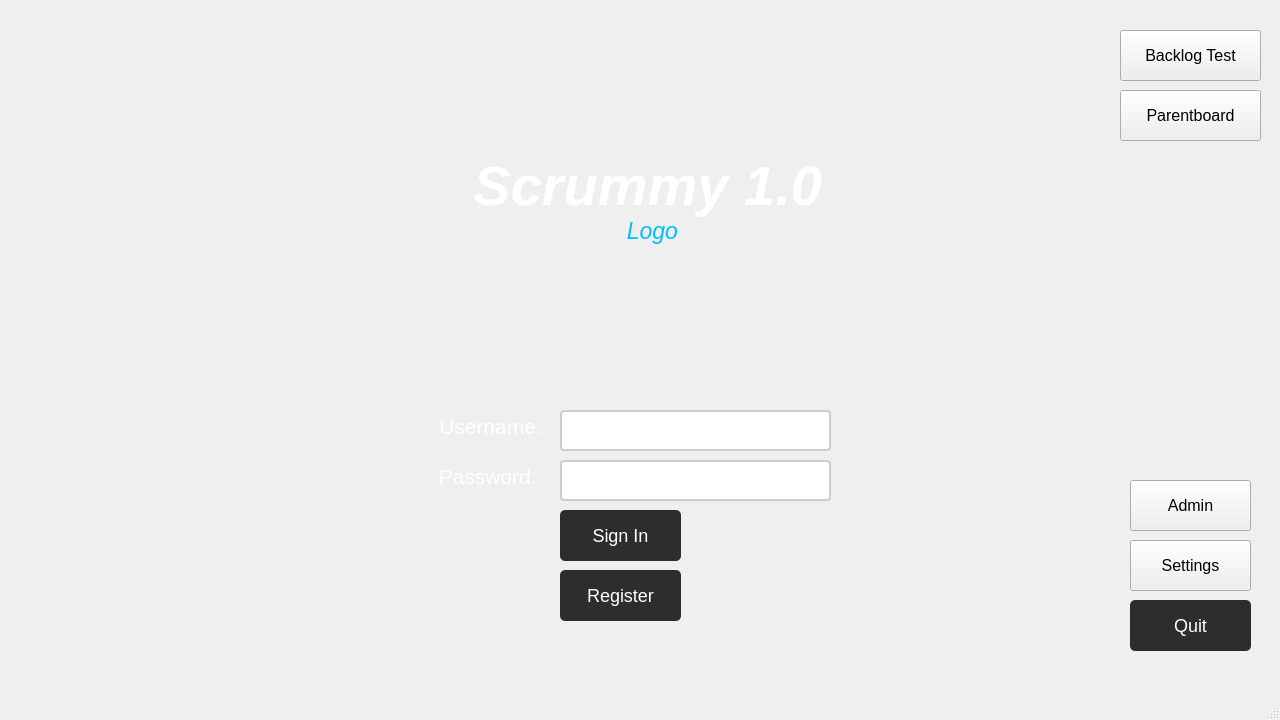
Qt form code/Staging_Environment/Recovered/Staging_Environment_Recorverd/mainwindow.ui (muazzamaqeel/Software-Project-CTS-5) before a commit.
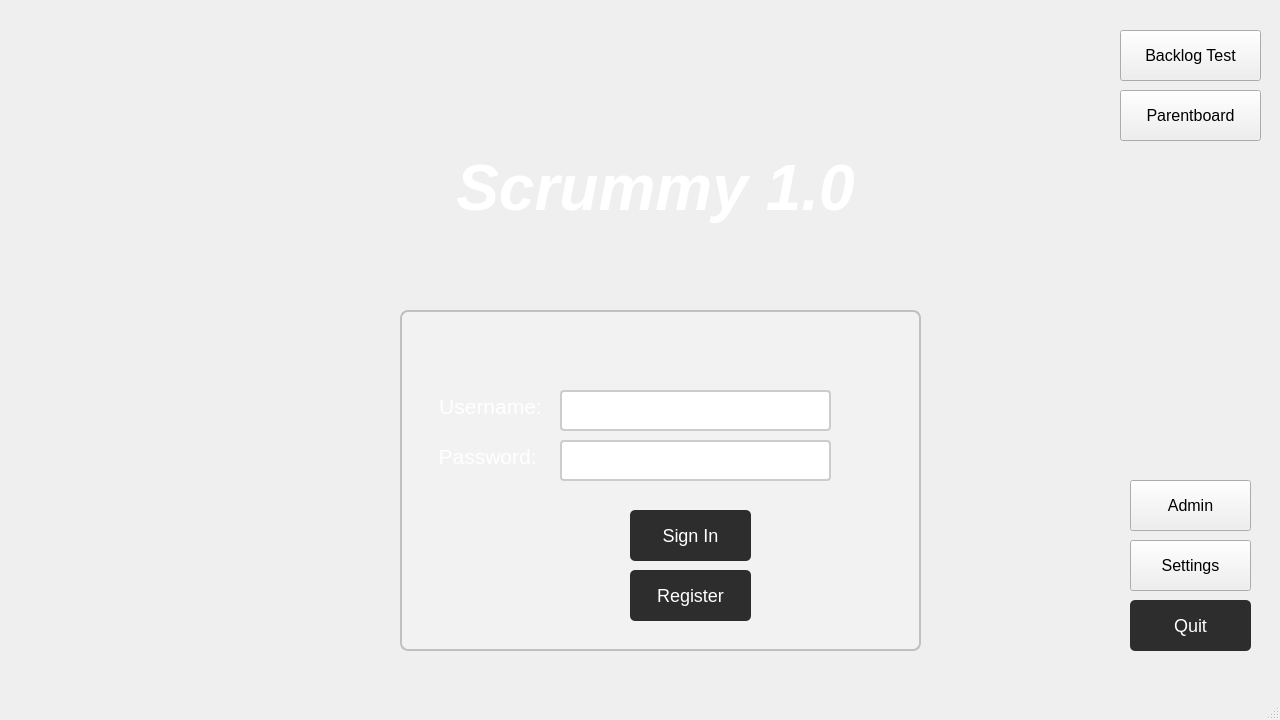
The same form after that commit.

Patch:
```diff
--- a/code/Staging_Environment/Recovered/Staging_Environment_Recorverd/mainwindow.ui
+++ b/code/Staging_Environment/Recovered/Staging_Environment_Recorverd/mainwindow.ui
@@ -70,7 +70,7 @@
     <property name="geometry">
      <rect>
       <x>430</x>
-      <y>410</y>
+      <y>390</y>
       <width>121</width>
       <height>41</height>
      </rect>
@@ -120,10 +120,10 @@
    <widget class="QTextBrowser" name="textBrowser">
     <property name="geometry">
      <rect>
-      <x>280</x>
-      <y>150</y>
-      <width>751</width>
-      <height>171</height>
+      <x>240</x>
+      <y>100</y>
+      <width>831</width>
+      <height>211</height>
      </rect>
     </property>
     <property name="font">
@@ -151,8 +151,9 @@
 li.unchecked::marker { content: &quot;\2610&quot;; }
 li.checked::marker { content: &quot;\2612&quot;; }
 &lt;/style&gt;&lt;/head&gt;&lt;body style=&quot; font-family:'Segoe UI'; font-size:21pt; font-weight:700; font-style:italic;&quot; bgcolor=&quot;transparent&quot;&gt;
-&lt;h1 align=&quot;center&quot; style=&quot; margin-top:0px; margin-bottom:0px; margin-left:0px; margin-right:0px; -qt-block-indent:0; text-indent:0px;&quot;&gt;&lt;span style=&quot; font-family:'Segoe UI','sans-serif'; font-size:17pt; color:#ffffff;&quot;&gt;Scrummy 1.0&lt;/span&gt;&lt;span style=&quot; font-family:'Segoe UI','sans-serif'; font-size:17pt; font-style:normal; color:#ffffff;&quot;&gt; &lt;/span&gt;&lt;/h1&gt;
-&lt;p align=&quot;center&quot; style=&quot; margin-top:0px; margin-bottom:0px; margin-left:0px; margin-right:0px; -qt-block-indent:0; text-indent:0px;&quot;&gt;&lt;a name=&quot;logo&quot;&gt;&lt;/a&gt;&lt;span style=&quot; font-family:'Segoe UI','sans-serif'; font-size:17pt; font-weight:400; color:#00bfff;&quot;&gt;L&lt;/span&gt;&lt;span style=&quot; font-family:'Segoe UI','sans-serif'; font-size:17pt; font-weight:400; color:#00bfff;&quot;&gt;ogo&lt;/span&gt;&lt;span style=&quot; font-family:'Segoe UI','sans-serif'; font-size:17pt; font-weight:400; font-style:normal; color:#ffffff;&quot;&gt; &lt;/span&gt;&lt;/p&gt;&lt;/body&gt;&lt;/html&gt;</string>
+&lt;p align=&quot;center&quot; style=&quot;-qt-paragraph-type:empty; margin-top:0px; margin-bottom:0px; margin-left:0px; margin-right:0px; -qt-block-indent:0; text-indent:0px; font-family:'Segoe UI','sans-serif'; font-size:14px;&quot;&gt;&lt;br /&gt;&lt;/p&gt;
+&lt;p align=&quot;center&quot; style=&quot;-qt-paragraph-type:empty; margin-top:0px; margin-bottom:0px; margin-left:0px; margin-right:0px; -qt-block-indent:0; text-indent:0px;&quot;&gt;&lt;br /&gt;&lt;/p&gt;
+&lt;p align=&quot;center&quot; style=&quot; margin-top:0px; margin-bottom:0px; margin-left:0px; margin-right:0px; -qt-block-indent:0; text-indent:0px;&quot;&gt;&lt;span style=&quot; font-family:'Segoe UI','sans-serif'; font-size:48pt; color:#ffffff;&quot;&gt;Scrummy 1.0&lt;/span&gt;&lt;/p&gt;&lt;/body&gt;&lt;/html&gt;</string>
     </property>
    </widget>
    <widget class="QPushButton" name="quitButton">
@@ -203,7 +204,7 @@
    <widget class="QPushButton" name="registerbutton_main">
     <property name="geometry">
      <rect>
-      <x>560</x>
+      <x>630</x>
       <y>570</y>
       <width>121</width>
       <height>51</height>
@@ -248,7 +249,7 @@
    <widget class="QPushButton" name="signIn_Button">
     <property name="geometry">
      <rect>
-      <x>560</x>
+      <x>630</x>
       <y>510</y>
       <width>121</width>
       <height>51</height>
@@ -312,7 +313,7 @@
     <property name="geometry">
      <rect>
       <x>430</x>
-      <y>460</y>
+      <y>440</y>
       <width>121</width>
       <height>41</height>
      </rect>
@@ -350,7 +351,7 @@
     <property name="geometry">
      <rect>
       <x>560</x>
-      <y>410</y>
+      <y>390</y>
       <width>271</width>
       <height>41</height>
      </rect>
@@ -384,7 +385,7 @@
     <property name="geometry">
      <rect>
       <x>560</x>
-      <y>460</y>
+      <y>440</y>
       <width>271</width>
       <height>41</height>
      </rect>
@@ -494,21 +495,61 @@
      <string/>
     </property>
    </widget>
-   <widget class="QLabel" name="borde_login">
+   <widget class="QTextBrowser" name="boder_login">
     <property name="geometry">
      <rect>
-      <x>410</x>
-      <y>340</y>
+      <x>400</x>
+      <y>310</y>
       <width>521</width>
-      <height>311</height>
+      <height>341</height>
      </rect>
     </property>
+    <property name="font">
+     <font>
+      <family>Segoe UI</family>
+      <pointsize>-1</pointsize>
+      <italic>true</italic>
+      <bold>true</bold>
+      <underline>false</underline>
+     </font>
+    </property>
+    <property name="autoFillBackground">
+     <bool>true</bool>
+    </property>
     <property name="styleSheet">
-     <string notr="true">QLabel* pLabel = new QLabel;
-pLabel-&gt;setStyleSheet(&quot;QLabel { background-color : red; color : blue; }&quot;);</string>
+     <string notr="true">QTextBrowser {
+    border: 2px solid #C0C0C0; /* Light grey border */
+    border-radius: 8px; /* Rounded corners */
+    background-color: rgba(255, 255, 255, 10%); /* Semi-transparent white background */
+    color: #333; /* Dark grey text */
+    padding: 10px; /* Space inside the borders */
+    selection-background-color: #3874f2; /* Blue selection background */
+    selection-color: #ffffff; /* White text for selection */
+    font-family: 'Segoe UI', sans-serif; /* Modern font family */
+    font-size: 14px; /* Adequate font size */
+}
+
+QTextBrowser::hover {
+    border: 2px solid #808080; /* Darker border on hover */
+}
+
+QTextBrowser:focus {
+    border: 2px solid #275E92; /* Blue border for focus */
+}
+</string>
     </property>
-    <property name="text">
-     <string/>
+    <property name="frameShape">
+     <enum>QFrame::NoFrame</enum>
+    </property>
+    <property name="html">
+     <string>&lt;!DOCTYPE HTML PUBLIC &quot;-//W3C//DTD HTML 4.0//EN&quot; &quot;http://www.w3.org/TR/REC-html40/strict.dtd&quot;&gt;
+&lt;html&gt;&lt;head&gt;&lt;meta name=&quot;qrichtext&quot; content=&quot;1&quot; /&gt;&lt;meta charset=&quot;utf-8&quot; /&gt;&lt;title&gt;Scrummy 1.0&lt;/title&gt;&lt;style type=&quot;text/css&quot;&gt;
+p, li { white-space: pre-wrap; }
+hr { height: 1px; border-width: 0; }
+li.unchecked::marker { content: &quot;\2610&quot;; }
+li.checked::marker { content: &quot;\2612&quot;; }
+&lt;/style&gt;&lt;/head&gt;&lt;body style=&quot; font-family:'Segoe UI','sans-serif'; font-size:14px; font-weight:700; font-style:italic;&quot; bgcolor=&quot;transparent&quot;&gt;
+&lt;p align=&quot;center&quot; style=&quot;-qt-paragraph-type:empty; margin-top:0px; margin-bottom:0px; margin-left:0px; margin-right:0px; -qt-block-indent:0; text-indent:0px;&quot;&gt;&lt;br /&gt;&lt;/p&gt;&lt;/body&gt;&lt;/html&gt;</string>
     </property>
    </widget>
    <zorder>borde_login</zorder>
```
Left out of the diff: 5 changed lines with no effect on the pictures.
